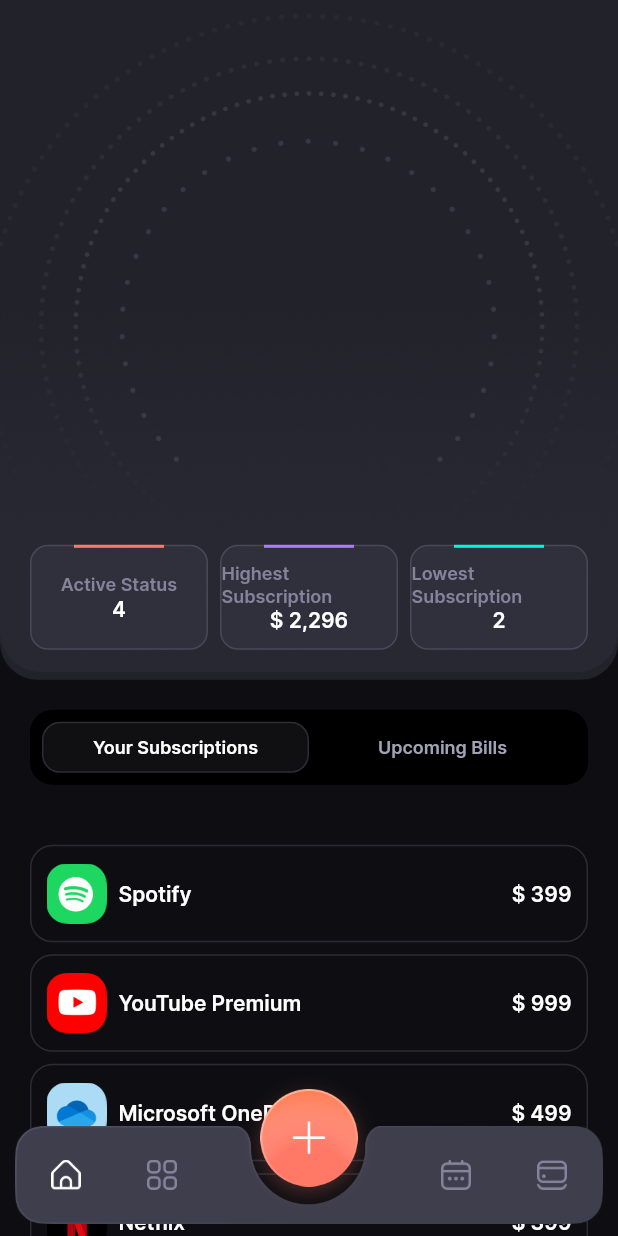
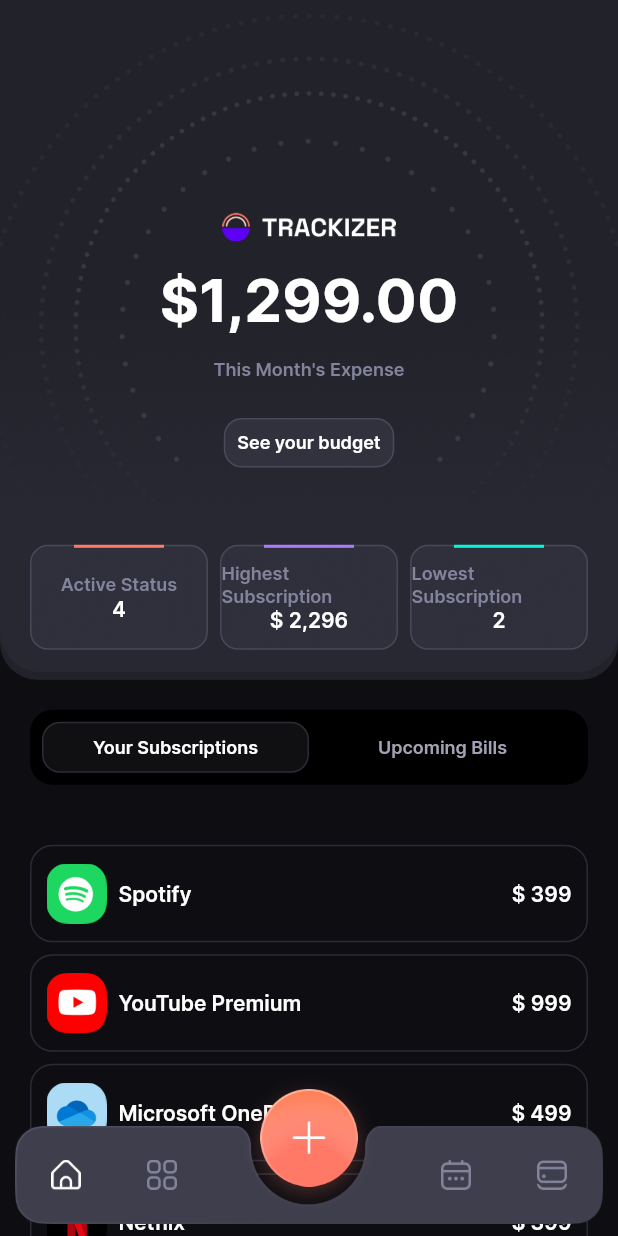
Before and after one commit to akanshujamwal/trackizer, a Flutter app: the screen it shows after launch, on a phone screen of 412 x 824 dp. Run offline on Flutter 3.47's test engine with Material 3 defaults, Android fonts, the phone set to English and light mode, and no system bars.

Commit message:
Creating arc

```diff
--- a/lib/view/home/home_view.dart
+++ b/lib/view/home/home_view.dart
@@ -60,6 +60,59 @@
                 alignment: AlignmentDirectional.center,
                 children: [
                   Image.asset("assets/img/home_bg.png"),
+                  Column(
+                    mainAxisSize: MainAxisSize.min,
+                    children: [
+                      Image.asset(
+                        "assets/img/app_logo.png",
+                        width: media.width * 0.28,
+                        fit: BoxFit.contain,
+                      ),
+                      SizedBox(height: 15),
+                      Text(
+                        "\$1,299.00",
+                        style: TextStyle(
+                          color: TColor.white,
+                          fontSize: 40,
+                          fontWeight: FontWeight.w700,
+                        ),
+                      ),
+                      SizedBox(height: 15),
+                      Text(
+                        "This Month's Expense",
+                        style: TextStyle(
+                          color: TColor.gray40,
+                          fontSize: 12,
+                          fontWeight: FontWeight.w600,
+                        ),
+                      ),
+                      SizedBox(height: 25),
+                      InkWell(
+                        onTap: () {},
+                        child: Container(
+                          padding: EdgeInsets.symmetric(
+                            horizontal: 8,
+                            vertical: 8,
+                          ),
+                          decoration: BoxDecoration(
+                            border: Border.all(
+                              color: TColor.border.withOpacity(0.15),
+                            ),
+                            color: TColor.gray60.withOpacity(0.3),
+                            borderRadius: BorderRadius.circular(12),
+                          ),
+                          child: Text(
+                            "See your budget",
+                            style: TextStyle(
+                              color: TColor.white,
+                              fontSize: 12,
+                              fontWeight: FontWeight.w600,
+                            ),
+                          ),
+                        ),
+                      ),
+                    ],
+                  ),
                   Padding(
                     padding: EdgeInsets.all(20),
                     child: Column(
```
Also changed, not shown: lib/common_widgets/custom_arc_painter.dart (added, +38 -0 lines).
